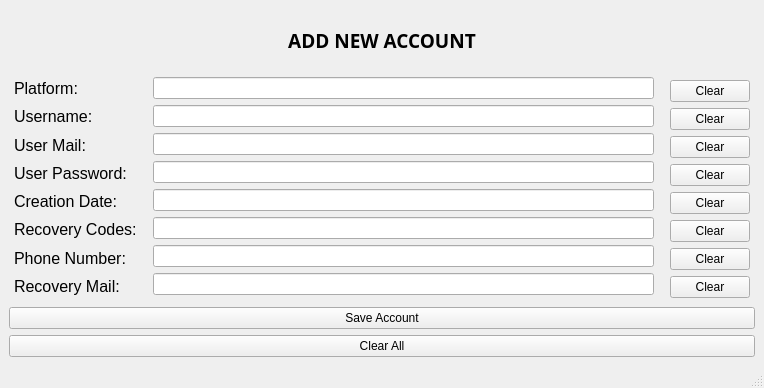
This is addnewaccForm.ui in TasarrufluFare/AccountStorageApp as Qt 5 draws it before an edit. The edited form follows.
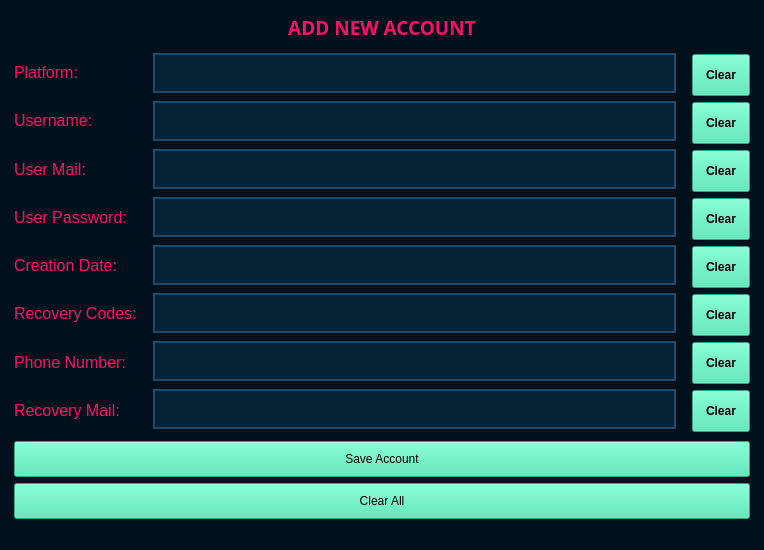
This is the edited form. Icons and pictures are not drawn.

```diff
--- a/addnewaccForm.ui
+++ b/addnewaccForm.ui
@@ -7,19 +7,19 @@
     <x>0</x>
     <y>0</y>
     <width>764</width>
-    <height>388</height>
+    <height>550</height>
    </rect>
   </property>
   <property name="minimumSize">
    <size>
-    <width>0</width>
-    <height>388</height>
+    <width>440</width>
+    <height>550</height>
    </size>
   </property>
   <property name="maximumSize">
    <size>
     <width>1000</width>
-    <height>388</height>
+    <height>550</height>
    </size>
   </property>
   <property name="windowTitle">
@@ -28,6 +28,25 @@
   <property name="autoFillBackground">
    <bool>false</bool>
   </property>
+  <property name="styleSheet">
+   <string notr="true">QWidget
+{
+	background-color: #00111d;
+	color: #000000;
+	border-color: #000000;
+
+}
+
+
+/*-----QLabel-----*/
+QLabel
+{
+	background-color: #00111d;
+	color: #717e87;
+	border-color: #000000;
+
+}</string>
+  </property>
   <widget class="QWidget" name="centralwidget">
    <layout class="QGridLayout" name="gridLayout_2">
     <item row="0" column="0" colspan="3">
@@ -48,6 +67,15 @@
           <bold>true</bold>
          </font>
         </property>
+        <property name="styleSheet">
+         <string notr="true">QLabel
+{
+	background-color: #00111d;
+	color: #ff1066;
+	border-color: #000000;
+
+}</string>
+        </property>
         <property name="text">
          <string>ADD NEW ACCOUNT</string>
         </property>
@@ -89,6 +117,15 @@
           <pointsize>12</pointsize>
          </font>
         </property>
+        <property name="styleSheet">
+         <string notr="true">QLabel
+{
+	background-color: #00111d;
+	color: #ff1066;
+	border-color: #000000;
+
+}</string>
+        </property>
         <property name="text">
          <string>Platform:</string>
         </property>
@@ -102,6 +139,15 @@
           <pointsize>12</pointsize>
          </font>
         </property>
+        <property name="styleSheet">
+         <string notr="true">QLabel
+{
+	background-color: #00111d;
+	color: #ff1066;
+	border-color: #000000;
+
+}</string>
+        </property>
         <property name="text">
          <string>Username:</string>
         </property>
@@ -115,6 +161,15 @@
           <pointsize>12</pointsize>
          </font>
         </property>
+        <property name="styleSheet">
+         <string notr="true">QLabel
+{
+	background-color: #00111d;
+	color: #ff1066;
+	border-color: #000000;
+
+}</string>
+        </property>
         <property name="text">
          <string>User Mail:</string>
         </property>
@@ -128,6 +183,15 @@
           <pointsize>12</pointsize>
          </font>
         </property>
+        <property name="styleSheet">
+         <string notr="true">QLabel
+{
+	background-color: #00111d;
+	color: #ff1066;
+	border-color: #000000;
+
+}</string>
+        </property>
         <property name="text">
          <string>User Password:</string>
         </property>
@@ -141,6 +205,15 @@
           <pointsize>12</pointsize>
          </font>
         </property>
+        <property name="styleSheet">
+         <string notr="true">QLabel
+{
+	background-color: #00111d;
+	color: #ff1066;
+	border-color: #000000;
+
+}</string>
+        </property>
         <property name="text">
          <string>Creation Date:</string>
         </property>
@@ -154,6 +227,15 @@
           <pointsize>12</pointsize>
          </font>
         </property>
+        <property name="styleSheet">
+         <string notr="true">QLabel
+{
+	background-color: #00111d;
+	color: #ff1066;
+	border-color: #000000;
+
+}</string>
+        </property>
         <property name="text">
          <string>Recovery Codes:</string>
         </property>
@@ -167,6 +249,15 @@
           <pointsize>12</pointsize>
          </font>
         </property>
+        <property name="styleSheet">
+         <string notr="true">QLabel
+{
+	background-color: #00111d;
+	color: #ff1066;
+	border-color: #000000;
+
+}</string>
+        </property>
         <property name="text">
          <string>Phone Number:</string>
         </property>
@@ -180,6 +271,15 @@
           <pointsize>12</pointsize>
          </font>
         </property>
+        <property name="styleSheet">
+         <string notr="true">QLabel
+{
+	background-color: #00111d;
+	color: #ff1066;
+	border-color: #000000;
+
+}</string>
+        </property>
         <property name="text">
          <string>Recovery Mail:</string>
         </property>
@@ -202,28 +302,340 @@
        <number>0</number>
       </property>
       <item>
-       <widget class="QLineEdit" name="platform_lineedit"/>
+       <widget class="QLineEdit" name="platform_lineedit">
+        <property name="styleSheet">
+         <string notr="true">QLineEdit
+{
+	background-color: #082336;
+	color: #3e93ff;
+	border-style: solid;
+	border-width: 2px;
+	border-color: #1e4b6d;
+	padding: 10px;
+
+}
+
+
+QLineEdit::hover
+{
+	background-color: #082336;
+	color: #3e93ca;
+	border-style: solid;
+	border-width: 2px;
+	border-color: #ff1066;
+	padding: 10px;
+
+}
+
+
+QLineEdit::focus
+{
+	
+	color: #3e93ca;
+	border-style: solid;
+	border-width: 2px;
+	border-color: #ff1066;
+	padding: 10px;
+
+}
+
+</string>
+        </property>
+       </widget>
       </item>
       <item>
-       <widget class="QLineEdit" name="username_lineedit"/>
+       <widget class="QLineEdit" name="username_lineedit">
+        <property name="styleSheet">
+         <string notr="true">QLineEdit
+{
+	background-color: #082336;
+	color: #3e93ff;
+	border-style: solid;
+	border-width: 2px;
+	border-color: #1e4b6d;
+	padding: 10px;
+
+}
+
+
+QLineEdit::hover
+{
+	background-color: #082336;
+	color: #3e93ca;
+	border-style: solid;
+	border-width: 2px;
+	border-color: #ff1066;
+	padding: 10px;
+
+}
+
+
+QLineEdit::focus
+{
+	
+	color: #3e93ca;
+	border-style: solid;
+	border-width: 2px;
+	border-color: #ff1066;
+	padding: 10px;
+
+}
+
+</string>
+        </property>
+       </widget>
       </item>
       <item>
-       <widget class="QLineEdit" name="usermail_lineedit"/>
+       <widget class="QLineEdit" name="usermail_lineedit">
+        <property name="styleSheet">
+         <string notr="true">QLineEdit
+{
+	background-color: #082336;
+	color: #3e93ff;
+	border-style: solid;
+	border-width: 2px;
+	border-color: #1e4b6d;
+	padding: 10px;
+
+}
+
+
+QLineEdit::hover
+{
+	background-color: #082336;
+	color: #3e93ca;
+	border-style: solid;
+	border-width: 2px;
+	border-color: #ff1066;
+	padding: 10px;
+
+}
+
+
+QLineEdit::focus
+{
+	
+	color: #3e93ca;
+	border-style: solid;
+	border-width: 2px;
+	border-color: #ff1066;
+	padding: 10px;
+
+}
+
+</string>
+        </property>
+       </widget>
       </item>
       <item>
-       <widget class="QLineEdit" name="userpassword_lineedit"/>
+       <widget class="QLineEdit" name="userpassword_lineedit">
+        <property name="styleSheet">
+         <string notr="true">QLineEdit
+{
+	background-color: #082336;
+	color: #3e93ff;
+	border-style: solid;
+	border-width: 2px;
+	border-color: #1e4b6d;
+	padding: 10px;
+
+}
+
+
+QLineEdit::hover
+{
+	background-color: #082336;
+	color: #3e93ca;
+	border-style: solid;
+	border-width: 2px;
+	border-color: #ff1066;
+	padding: 10px;
+
+}
+
+
+QLineEdit::focus
+{
+	
+	color: #3e93ca;
+	border-style: solid;
+	border-width: 2px;
+	border-color: #ff1066;
+	padding: 10px;
+
+}
+
+</string>
+        </property>
+       </widget>
       </item>
       <item>
-       <widget class="QLineEdit" name="creationdate_lineedit"/>
+       <widget class="QLineEdit" name="creationdate_lineedit">
+        <property name="styleSheet">
+         <string notr="true">QLineEdit
+{
+	background-color: #082336;
+	color: #3e93ff;
+	border-style: solid;
+	border-width: 2px;
+	border-color: #1e4b6d;
+	padding: 10px;
+
+}
+
+
+QLineEdit::hover
+{
+	background-color: #082336;
+	color: #3e93ca;
+	border-style: solid;
+	border-width: 2px;
+	border-color: #ff1066;
+	padding: 10px;
+
+}
+
+
+QLineEdit::focus
+{
+	
+	color: #3e93ca;
+	border-style: solid;
+	border-width: 2px;
+	border-color: #ff1066;
+	padding: 10px;
+
+}
+
+</string>
+        </property>
+       </widget>
       </item>
       <item>
-       <widget class="QLineEdit" name="recoverycodes_lineedit"/>
+       <widget class="QLineEdit" name="recoverycodes_lineedit">
+        <property name="styleSheet">
+         <string notr="true">QLineEdit
+{
+	background-color: #082336;
+	color: #3e93ff;
+	border-style: solid;
+	border-width: 2px;
+	border-color: #1e4b6d;
+	padding: 10px;
+
+}
+
+
+QLineEdit::hover
+{
+	background-color: #082336;
+	color: #3e93ca;
+	border-style: solid;
+	border-width: 2px;
+	border-color: #ff1066;
+	padding: 10px;
+
+}
+
+
+QLineEdit::focus
+{
+	
+	color: #3e93ca;
+	border-style: solid;
+	border-width: 2px;
+	border-color: #ff1066;
+	padding: 10px;
+
+}
+
+</string>
+        </property>
+       </widget>
       </item>
       <item>
-       <widget class="QLineEdit" name="phonenumber_lineedit"/>
+       <widget class="QLineEdit" name="phonenumber_lineedit">
+        <property name="styleSheet">
+         <string notr="true">QLineEdit
+{
+	background-color: #082336;
+	color: #3e93ff;
+	border-style: solid;
+	border-width: 2px;
+	border-color: #1e4b6d;
+	padding: 10px;
+
+}
+
+
+QLineEdit::hover
+{
+	background-color: #082336;
+	color: #3e93ca;
+	border-style: solid;
+	border-width: 2px;
+	border-color: #ff1066;
+	padding: 10px;
+
+}
+
+
+QLineEdit::focus
+{
+	
+	color: #3e93ca;
+	border-style: solid;
+	border-width: 2px;
+	border-color: #ff1066;
+	padding: 10px;
+
+}
+
+</string>
+        </property>
+       </widget>
       </item>
       <item>
-       <widget class="QLineEdit" name="recoverymail_lineedit"/>
+       <widget class="QLineEdit" name="recoverymail_lineedit">
+        <property name="styleSheet">
+         <string notr="true">QLineEdit
+{
+	background-color: #082336;
+	color: #3e93ff;
+	border-style: solid;
+	border-width: 2px;
+	border-color: #1e4b6d;
+	padding: 10px;
+
+}
+
+
+QLineEdit::hover
+{
+	background-color: #082336;
+	color: #3e93ca;
+	border-style: solid;
+	border-width: 2px;
+	border-color: #ff1066;
+	padding: 10px;
+
+}
+
+
+QLineEdit::focus
+{
+	
+	color: #3e93ca;
+	border-style: solid;
+	border-width: 2px;
+	border-color: #ff1066;
+	padding: 10px;
+
+}
+
+</string>
+        </property>
+       </widget>
       </item>
      </layout>
     </item>
@@ -243,6 +655,41 @@
       </property>
       <item>
        <widget class="QPushButton" name="clearPlatform_button">
+        <property name="styleSheet">
+         <string notr="true">QPushButton
+{
+	background-color: #3de6af;
+	color: #000000;
+	border-color: #000000;
+	font-weight : bold;
+	padding: 13px;
+
+}
+
+
+QPushButton::hover
+{
+	background-color: #3dffaf;
+	color: #000000;
+	border-style: solid;
+	border-color: #000000;
+	font-weight : bold;
+	padding: 13px;
+
+}
+
+
+QPushButton::pressed
+{
+	background-color: #3dc8af;
+	color: #000000;
+	border-style: solid;
+	border-color: #000000;
+	font-weight : bold;
+	padding: 13px;
+
+}</string>
+        </property>
         <property name="text">
          <string>Clear</string>
         </property>
@@ -250,6 +697,41 @@
       </item>
       <item>
        <widget class="QPushButton" name="clearUsername_button">
+        <property name="styleSheet">
+         <string notr="true">QPushButton
+{
+	background-color: #3de6af;
+	color: #000000;
+	border-color: #000000;
+	font-weight : bold;
+	padding: 13px;
+
+}
+
+
+QPushButton::hover
+{
+	background-color: #3dffaf;
+	color: #000000;
+	border-style: solid;
+	border-color: #000000;
+	font-weight : bold;
+	padding: 13px;
+
+}
+
+
+QPushButton::pressed
+{
+	background-color: #3dc8af;
+	color: #000000;
+	border-style: solid;
+	border-color: #000000;
+	font-weight : bold;
+	padding: 13px;
+
+}</string>
+        </property>
         <property name="text">
          <string>Clear</string>
         </property>
@@ -257,6 +739,41 @@
       </item>
       <item>
        <widget class="QPushButton" name="clearMail_button">
+        <property name="styleSheet">
+         <string notr="true">QPushButton
+{
+	background-color: #3de6af;
+	color: #000000;
+	border-color: #000000;
+	font-weight : bold;
+	padding: 13px;
+
+}
+
+
+QPushButton::hover
+{
+	background-color: #3dffaf;
+	color: #000000;
+	border-style: solid;
+	border-color: #000000;
+	font-weight : bold;
+	padding: 13px;
+
+}
+
+
+QPushButton::pressed
+{
+	background-color: #3dc8af;
+	color: #000000;
+	border-style: solid;
+	border-color: #000000;
+	font-weight : bold;
+	padding: 13px;
+
+}</string>
+        </property>
         <property name="text">
          <string>Clear</string>
         </property>
@@ -264,6 +781,41 @@
       </item>
       <item>
        <widget class="QPushButton" name="clearPassword_button">
+        <property name="styleSheet">
+         <string notr="true">QPushButton
+{
+	background-color: #3de6af;
+	color: #000000;
+	border-color: #000000;
+	font-weight : bold;
+	padding: 13px;
+
+}
+
+
+QPushButton::hover
+{
+	background-color: #3dffaf;
+	color: #000000;
+	border-style: solid;
+	border-color: #000000;
+	font-weight : bold;
+	padding: 13px;
+
+}
+
+
+QPushButton::pressed
+{
+	background-color: #3dc8af;
+	color: #000000;
+	border-style: solid;
+	border-color: #000000;
+	font-weight : bold;
+	padding: 13px;
+
+}</string>
+        </property>
         <property name="text">
          <string>Clear</string>
         </property>
@@ -271,6 +823,41 @@
       </item>
       <item>
        <widget class="QPushButton" name="clearCreationDate_button">
+        <property name="styleSheet">
+         <string notr="true">QPushButton
+{
+	background-color: #3de6af;
+	color: #000000;
+	border-color: #000000;
+	font-weight : bold;
+	padding: 13px;
+
+}
+
+
+QPushButton::hover
+{
+	background-color: #3dffaf;
+	color: #000000;
+	border-style: solid;
+	border-color: #000000;
+	font-weight : bold;
+	padding: 13px;
+
+}
+
+
+QPushButton::pressed
+{
+	background-color: #3dc8af;
+	color: #000000;
+	border-style: solid;
+	border-color: #000000;
+	font-weight : bold;
+	padding: 13px;
+
+}</string>
+        </property>
         <property name="text">
          <string>Clear</string>
         </property>
@@ -278,6 +865,41 @@
       </item>
       <item>
        <widget class="QPushButton" name="clearRecoveryCodes_button">
+        <property name="styleSheet">
+         <string notr="true">QPushButton
+{
+	background-color: #3de6af;
+	color: #000000;
+	border-color: #000000;
+	font-weight : bold;
+	padding: 13px;
+
+}
+
+
+QPushButton::hover
+{
+	background-color: #3dffaf;
+	color: #000000;
+	border-style: solid;
+	border-color: #000000;
+	font-weight : bold;
+	padding: 13px;
+
+}
+
+
+QPushButton::pressed
+{
+	background-color: #3dc8af;
+	color: #000000;
+	border-style: solid;
+	border-color: #000000;
+	font-weight : bold;
+	padding: 13px;
+
+}</string>
+        </property>
         <property name="text">
          <string>Clear</string>
         </property>
@@ -285,6 +907,41 @@
       </item>
       <item>
        <widget class="QPushButton" name="clearPhone_button">
+        <property name="styleSheet">
+         <string notr="true">QPushButton
+{
+	background-color: #3de6af;
+	color: #000000;
+	border-color: #000000;
+	font-weight : bold;
+	padding: 13px;
+
+}
+
+
+QPushButton::hover
+{
+	background-color: #3dffaf;
+	color: #000000;
+	border-style: solid;
+	border-color: #000000;
+	font-weight : bold;
+	padding: 13px;
+
+}
+
+
+QPushButton::pressed
+{
+	background-color: #3dc8af;
+	color: #000000;
+	border-style: solid;
+	border-color: #000000;
+	font-weight : bold;
+	padding: 13px;
+
+}</string>
+        </property>
         <property name="text">
          <string>Clear</string>
         </property>
@@ -292,6 +949,41 @@
       </item>
       <item>
        <widget class="QPushButton" name="clearRecoveryMail_button">
+        <property name="styleSheet">
+         <string notr="true">QPushButton
+{
+	background-color: #3de6af;
+	color: #000000;
+	border-color: #000000;
+	font-weight : bold;
+	padding: 13px;
+
+}
+
+
+QPushButton::hover
+{
+	background-color: #3dffaf;
+	color: #000000;
+	border-style: solid;
+	border-color: #000000;
+	font-weight : bold;
+	padding: 13px;
+
+}
+
+
+QPushButton::pressed
+{
+	background-color: #3dc8af;
+	color: #000000;
+	border-style: solid;
+	border-color: #000000;
+	font-weight : bold;
+	padding: 13px;
+
+}</string>
+        </property>
         <property name="text">
          <string>Clear</string>
         </property>
@@ -301,8 +993,49 @@
     </item>
     <item row="2" column="0" colspan="3">
      <layout class="QVBoxLayout" name="verticalLayout_5">
+      <property name="leftMargin">
+       <number>5</number>
+      </property>
+      <property name="rightMargin">
+       <number>5</number>
+      </property>
       <item>
        <widget class="QPushButton" name="save_button">
+        <property name="styleSheet">
+         <string notr="true">QPushButton
+{
+	background-color: #3de6af;
+	color: #000000;
+	border-color: #000000;
+	padding: 10px;
+
+
+}
+
+
+QPushButton::hover
+{
+	background-color: #3dffaf;
+	color: #000000;
+	border-style: solid;
+	border-color: #000000;
+
+
+}
+
+
+QPushButton::pressed
+{
+	background-color: #3dc8af;
+	color: #000000;
+	border-style: solid;
+	border-color: #000000;
+
+
+
+}
+</string>
+        </property>
         <property name="text">
          <string>Save Account</string>
         </property>
@@ -310,6 +1043,41 @@
       </item>
       <item>
        <widget class="QPushButton" name="clearall_button">
+        <property name="styleSheet">
+         <string notr="true">QPushButton
+{
+	background-color: #3de6af;
+	color: #000000;
+	border-color: #000000;
+	padding: 10px;
+
+
+}
+
+
+QPushButton::hover
+{
+	background-color: #3dffaf;
+	color: #000000;
+	border-style: solid;
+	border-color: #000000;
+
+
+}
+
+
+QPushButton::pressed
+{
+	background-color: #3dc8af;
+	color: #000000;
+	border-style: solid;
+	border-color: #000000;
+
+
+
+}
+</string>
+        </property>
         <property name="text">
          <string>Clear All</string>
         </property>
```
Left out of the diff: 44 changed lines with no effect on the pictures.
